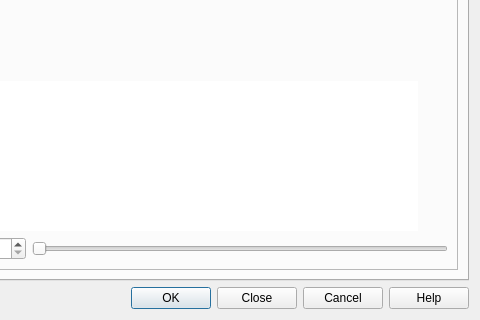
This is animation_workbench/ui/animation_workbench_base.ui in timlinux/QGISAnimationWorkbench as Qt 5 draws it before an edit; both pictures show x 695 to 1175 and y 440 to 760 of the 1175 by 760 pixel window. The edited form follows.
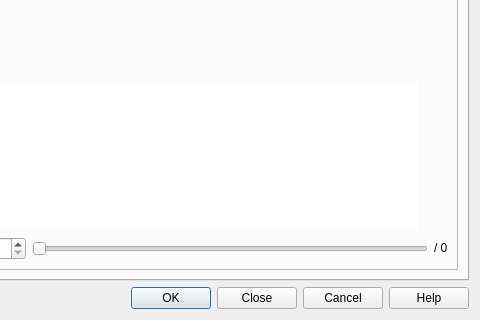
This is the edited form. Custom widgets are drawn as their Qt base class.

Commit message:
show the total number of frames after the slider.
Also have a DRY implementation for total frame count.

```diff
--- a/animation_workbench/ui/animation_workbench_base.ui
+++ b/animation_workbench/ui/animation_workbench_base.ui
@@ -226,6 +226,19 @@
               </property>
              </widget>
             </item>
+            <item>
+             <widget class="QLabel" name="total_frames_label">
+              <property name="sizePolicy">
+               <sizepolicy hsizetype="Minimum" vsizetype="Fixed">
+                <horstretch>0</horstretch>
+                <verstretch>0</verstretch>
+               </sizepolicy>
+              </property>
+              <property name="text">
+               <string>/ 0</string>
+              </property>
+             </widget>
+            </item>
            </layout>
           </item>
           <item row="1" column="0">
```
The commit also changes 1 other file.
